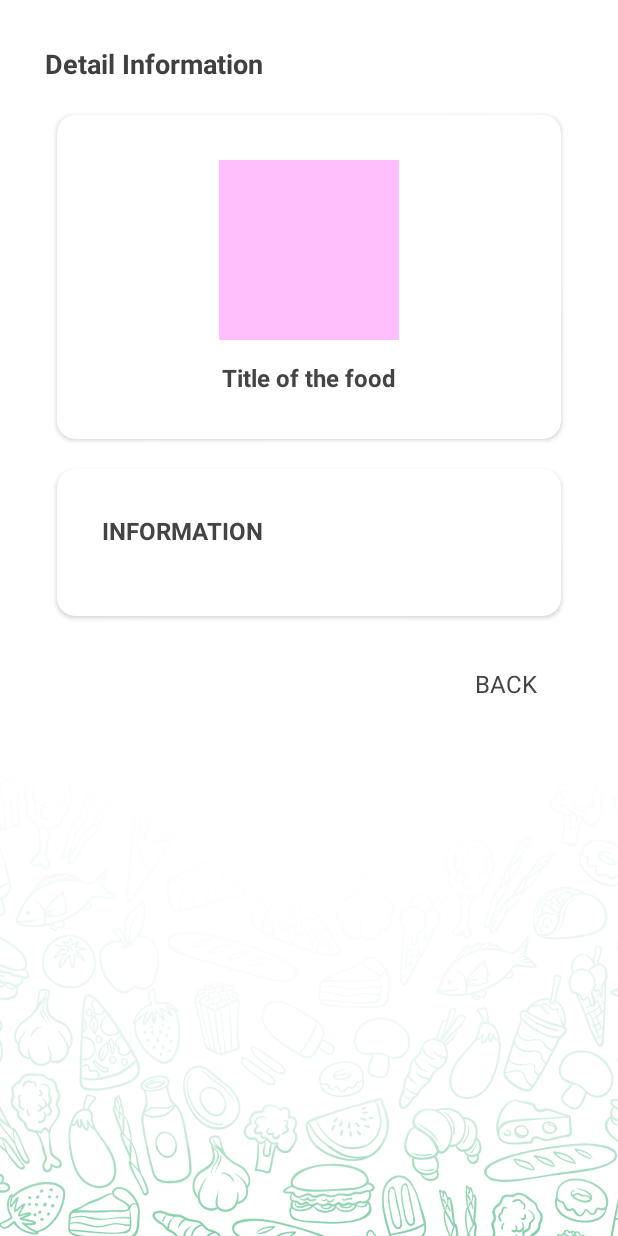
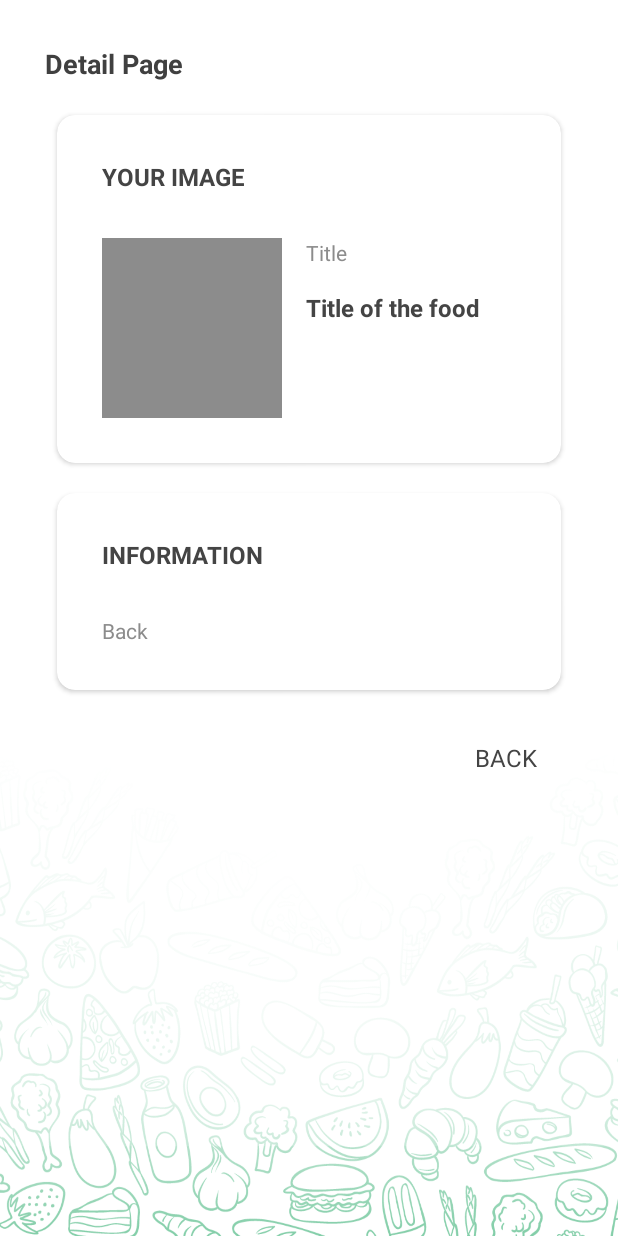
Before and after one commit to membiru/final-capstone-bangkit-2021, an Android app: the layout activity_detail.xml on its own in the app's theme, with its tools: preview values and no code run, on a phone screen of 412 x 824 dp. Run offline under Robolectric (Android 15) with nearby library versions, the phone set to English and light mode, and no system bars.

Commit message:
Optimize UI

```diff
--- a/app/src/main/java/com/bangkit/whatdish/ui/detail/DetailActivity.kt
+++ b/app/src/main/java/com/bangkit/whatdish/ui/detail/DetailActivity.kt
@@ -1,15 +1,11 @@
 package com.bangkit.whatdish.ui.detail
 
-import android.content.Intent
-import androidx.appcompat.app.AppCompatActivity
 import android.os.Bundle
 import android.view.View
-import android.widget.ArrayAdapter
 import androidx.activity.viewModels
-import com.bangkit.whatdish.R
+import androidx.appcompat.app.AppCompatActivity
 import com.bangkit.whatdish.data.source.local.FoodEntity
 import com.bangkit.whatdish.databinding.ActivityDetailBinding
-import com.bangkit.whatdish.ui.main.MainActivity
 import com.squareup.picasso.Picasso
 
 class DetailActivity : AppCompatActivity() {
@@ -31,11 +27,16 @@ class DetailActivity : AppCompatActivity() {
 
         detailViewModel.activity = this@DetailActivity
         detailViewModel.foodName.observe(this, { foodItem ->
-            detailbinding.tvFoodTitle.text = foodItem
+            detailbinding.tvFoodContent.text = foodItem
         })
 
+
         detailViewModel.foodListInfo.observe(this, { listInfo ->
-            detailbinding.lvInfo.adapter = ArrayAdapter(this, R.layout.item_list_inform, listInfo)
+            val builder: StringBuilder = StringBuilder()
+            for (details in listInfo) {
+                builder.append(details + "\n")
+            }
+            detailbinding.tvListInformFood.text = builder.toString()
         })
 
         detailViewModel.isLoading.observe(this, {state ->
--- a/app/src/main/java/com/bangkit/whatdish/ui/detail/DetailViewModel.kt
+++ b/app/src/main/java/com/bangkit/whatdish/ui/detail/DetailViewModel.kt
@@ -30,7 +30,7 @@ class DetailViewModel: ViewModel() {
 
     companion object{
         private const val TAG = "DetailViewModel"
-        private const val FOOD_ID = "demo-image.png" //masih dummy
+        private const val FOOD_ID = "nasi-goreng.png" //change later with the real food, if ML model is done
     }
 
     init {
--- a/app/src/main/res/layout/activity_detail.xml
+++ b/app/src/main/res/layout/activity_detail.xml
@@ -28,7 +28,7 @@
             android:padding="30dp">
 
             <TextView
-                android:text="@string/food_title"
+                android:text="@string/page_detail_title"
                 android:textSize="18dp"
                 android:textStyle="bold"
                 android:textColor="@color/custom_black"
@@ -47,29 +47,57 @@
 
                 <RelativeLayout
                     android:layout_width="match_parent"
-                    android:layout_height="match_parent"
+                    android:layout_height="wrap_content"
                     android:padding="30dp">
+
+                    <TextView
+                        android:id="@+id/tv_food_title"
+                        android:text="@string/food_title"
+                        android:textSize="16sp"
+                        android:textColor="@color/custom_black3"
+                        android:textAllCaps="true"
+                        android:textStyle="bold"
+                        android:layout_width="match_parent"
+                        android:layout_height="wrap_content" />
+
                     <ImageView
                         android:id="@+id/iv_food"
                         android:layout_width="120dp"
                         android:layout_height="120dp"
                         android:scaleType="centerCrop"
                         android:adjustViewBounds="true"
-                        android:layout_alignParentTop="true"
-                        android:layout_centerHorizontal="true"
-                        tools:src="@color/pink_kid"
+                        android:layout_marginTop="30dp"
+                        android:layout_alignParentStart="true"
+                        android:layout_below="@+id/tv_food_title"
+                        tools:src="@color/custom_black2"
                         tools:ignore="ContentDescription" />
+
                     <TextView
-                        android:id="@+id/tv_food_title"
+                        android:id="@+id/tv_title_1"
+                        android:layout_width="match_parent"
+                        android:layout_height="wrap_content"
+                        android:layout_below="@+id/tv_food_title"
+                        android:layout_alignParentEnd="true"
+                        android:layout_marginStart="16dp"
+                        android:layout_marginTop="30dp"
+                        android:layout_toEndOf="@+id/iv_food"
+                        android:text="Title"
+                        android:textColor="@color/custom_black2"
+                        android:textSize="14sp" />
+
+                    <TextView
+                        android:id="@+id/tv_food_content"
+                        android:layout_width="match_parent"
+                        android:layout_height="wrap_content"
+                        android:layout_below="@+id/tv_title_1"
+                        android:layout_alignParentEnd="true"
+                        android:layout_marginStart="16dp"
+                        android:layout_marginTop="16dp"
+                        android:layout_toEndOf="@+id/iv_food"
                         android:text="@string/food_content"
-                        android:layout_below="@id/iv_food"
-                        android:gravity="center"
-                        android:layout_marginTop="14dp"
-                        android:textStyle="bold"
+                        android:textColor="@color/custom_black3"
                         android:textSize="16sp"
-                        android:textColor="@color/custom_black3"
-                        android:layout_width="match_parent"
-                        android:layout_height="wrap_content" />
+                        android:textStyle="bold" />
 
                 </RelativeLayout>
             </androidx.cardview.widget.CardView>
@@ -85,8 +113,9 @@
 
                 <RelativeLayout
                     android:layout_width="match_parent"
-                    android:layout_height="match_parent"
+                    android:layout_height="wrap_content"
                     android:padding="30dp">
+
                     <TextView
                         android:id="@+id/tv_information_title"
                         android:text="@string/information_title"
@@ -97,14 +126,22 @@
                         android:layout_width="match_parent"
                         android:layout_height="wrap_content" />
 
-                    <ListView
-                        android:id="@+id/lvInfo"
+                    <LinearLayout
                         android:layout_width="match_parent"
-                        android:layout_height="match_parent"
-                        android:overScrollMode="never"
-                        android:scrollbarSize="0dp"
-                        android:layout_marginTop="16dp"
-                        android:layout_below="@id/tv_information_title" />
+                        android:layout_height="wrap_content"
+                        android:layout_marginTop="30dp"
+                        android:layout_below="@id/tv_information_title">
+
+                        <TextView
+                            android:id="@+id/tv_listInformFood"
+                            android:layout_width="match_parent"
+                            android:layout_height="wrap_content"
+                            android:layout_marginEnd="16dp"
+                            tools:text="@string/back"
+                            android:textColor="@color/custom_black2"
+                            android:textSize="14sp" />
+
+                    </LinearLayout>
 
                 </RelativeLayout>
 
--- a/app/src/main/res/layout/item_list_inform.xml
+++ /dev/null
@@ -1,13 +0,0 @@
-<?xml version="1.0" encoding="utf-8"?>
-<TextView xmlns:android="http://schemas.android.com/apk/res/android"
-    xmlns:tools="http://schemas.android.com/tools"
-    android:id="@android:id/text1"
-    android:layout_width="match_parent"
-    android:layout_height="wrap_content"
-    android:gravity="center_vertical"
-    android:paddingTop="8dp"
-    android:paddingBottom="8dp"
-    android:textSize="12sp"
-    android:textColor="@color/custom_black2"
-    android:textAppearance="?android:attr/textAppearanceListItemSmall"
-    tools:text="Review" />
--- a/app/src/main/res/values/strings.xml
+++ b/app/src/main/res/values/strings.xml
@@ -14,7 +14,8 @@
     <string name="take_pic">Take picture</string>
     <string name="get_gallery">Get from gallery</string>
 
-    <string name="food_title">Detail Information</string>
+    <string name="page_detail_title">Detail Page</string>
+    <string name="food_title">Your Image</string>
     <string name="food_content">Title of the food</string>
     <string name="information_title">Information</string>
     <string name="information_content">Lorem ipsum dolor sit amet, consectetur adipiscing elit. Curabitur lobortis urna nunc, a varius justo scelerisque ut.</string>
```
